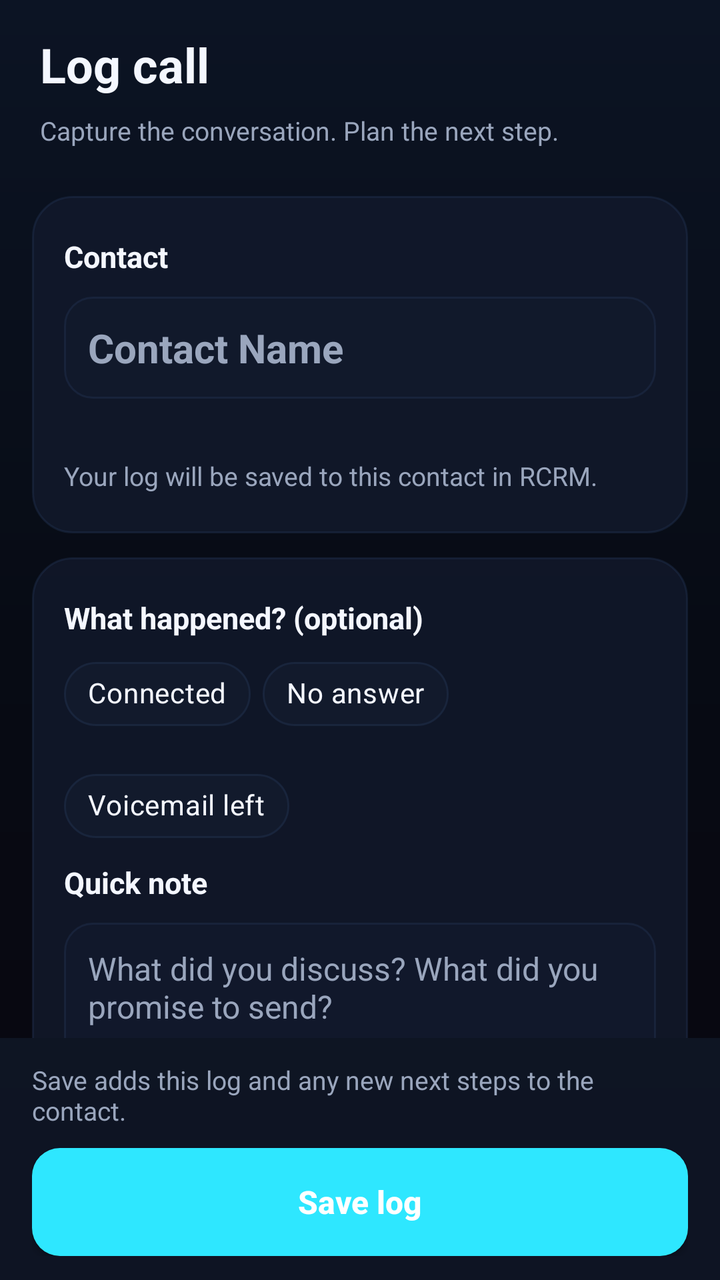
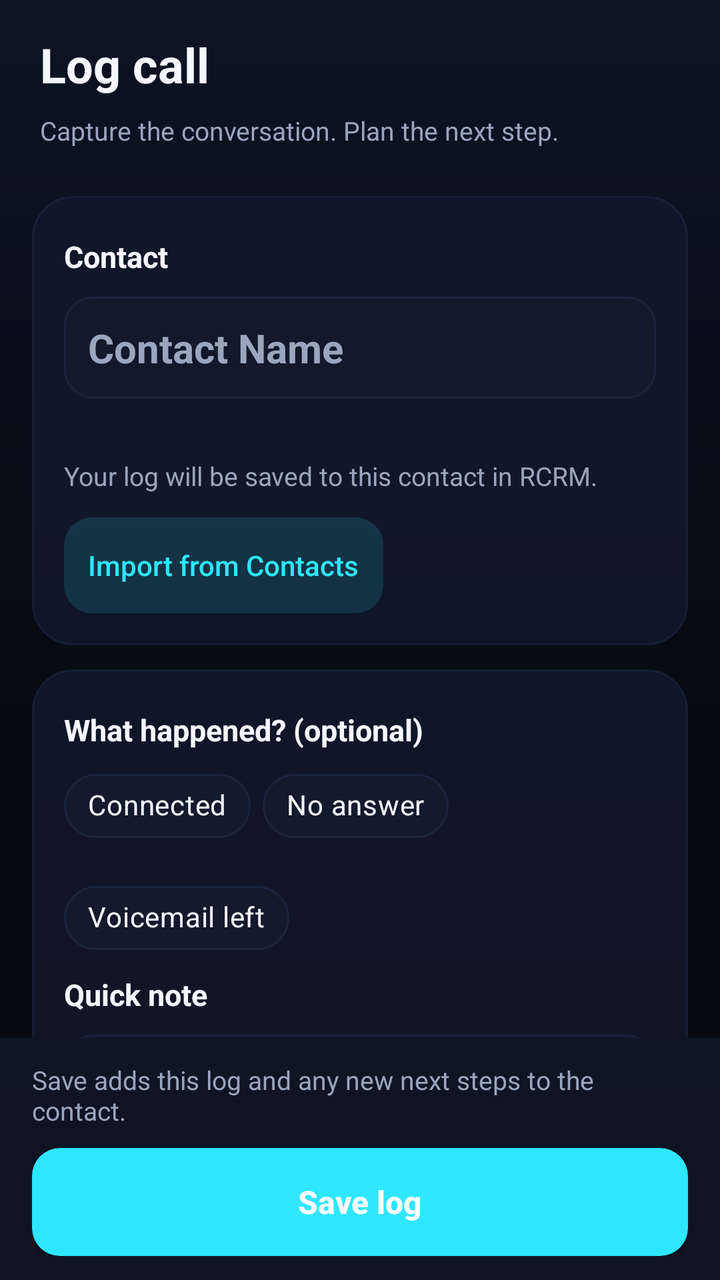

Screens rendered from an Android XML layout before and after an edit, with the pre-edit source and the edit as a unified diff.
<!-- AndroidManifest.xml: activity theme Theme.RCRM -->
<!-- res/layout/activity_smart_log.xml -->
<?xml version="1.0" encoding="utf-8"?>
<LinearLayout xmlns:android="http://schemas.android.com/apk/res/android"
    xmlns:app="http://schemas.android.com/apk/res-auto"
    android:id="@+id/smartLogRoot" android:layout_width="match_parent"
    android:layout_height="match_parent" android:orientation="vertical" android:background="@drawable/bg_space_gradient">
    <LinearLayout android:layout_width="match_parent" android:layout_height="wrap_content"
        android:orientation="vertical" android:paddingHorizontal="20dp" android:paddingTop="12dp" android:paddingBottom="8dp">
        <TextView style="@style/SmartLogTitle" android:text="@string/sl_title" />
        <TextView style="@style/SmartLogBody" android:text="@string/sl_subtitle" />
    </LinearLayout>
    <androidx.core.widget.NestedScrollView android:id="@+id/smartLogScroll"
        android:layout_width="match_parent" android:layout_height="0dp" android:layout_weight="1"
        android:fillViewport="true" android:clipToPadding="false">
        <LinearLayout android:layout_width="match_parent" android:layout_height="wrap_content"
            android:orientation="vertical" android:paddingHorizontal="16dp" android:paddingBottom="16dp">
            <LinearLayout style="@style/SmartLogCard">
                <TextView style="@style/SmartLogLabel" android:text="@string/sl_contact" />
                <EditText android:id="@+id/etContactName" style="@style/SmartLogInput"
                    android:hint="@string/hint_contact_name" android:inputType="textCapWords|textPersonName"
                    android:textSize="20sp" android:textStyle="bold" android:imeOptions="actionNext" />
                <TextView android:id="@+id/tvLogPhoneNumber" style="@style/SmartLogBody" android:textIsSelectable="true" />
                <TextView android:id="@+id/tvSmartContactStatus" style="@style/SmartLogBody" android:text="@string/sl_contact_hint" />
            </LinearLayout>
            <LinearLayout style="@style/SmartLogCard">
                <TextView style="@style/SmartLogLabel" android:text="@string/sl_outcome" />
                <com.google.android.material.chip.ChipGroup android:id="@+id/chipSmartOutcome"
                    android:layout_width="match_parent" android:layout_height="wrap_content"
                    app:singleSelection="true" app:chipSpacingHorizontal="6dp">
                    <com.google.android.material.chip.Chip android:id="@+id/chipSmartConnected" style="@style/SmartLogChip" android:text="@string/sl_connected" />
                    <com.google.android.material.chip.Chip android:id="@+id/chipSmartNoAnswer" style="@style/SmartLogChip" android:text="@string/sl_no_answer" />
                    <com.google.android.material.chip.Chip android:id="@+id/chipSmartVoicemail" style="@style/SmartLogChip" android:text="@string/sl_voicemail" />
                </com.google.android.material.chip.ChipGroup>
                <TextView android:id="@+id/tvSmartNoteLabel" style="@style/SmartLogLabel" android:text="@string/sl_note" android:labelFor="@id/etQuickNote" />
                <EditText android:id="@+id/etQuickNote" style="@style/SmartLogInput" android:hint="@string/sl_note_hint"
                    android:inputType="textCapSentences|textMultiLine" android:gravity="top" android:minLines="3"
                    android:maxLines="8" android:imeOptions="flagNoExtractUi" />
                <Button android:id="@+id/btnDictateSmartNote" style="@style/SmartLogButton" android:text="@string/sl_dictate" />
                <Button android:id="@+id/btnPolishNote" style="@style/SmartLogButton" android:text="@string/polish_note" />
            </LinearLayout>
            <LinearLayout style="@style/SmartLogCard">
                <TextView style="@style/SmartLogLabel" android:text="@string/sl_next_step" />
                <TextView style="@style/SmartLogBody" android:text="@string/sl_next_hint" />
                <LinearLayout android:layout_width="match_parent" android:layout_height="wrap_content" android:orientation="horizontal">
                    <Button android:id="@+id/btn7pmToday" style="@style/SmartLogButton" android:text="@string/sl_today" android:layout_width="0dp" android:layout_weight="1"/>
                    <Button android:id="@+id/btn7pmTomorrow" style="@style/SmartLogButton" android:text="@string/sl_tomorrow" android:layout_width="0dp" android:layout_weight="1" android:layout_marginStart="6dp"/>
                </LinearLayout>
                <LinearLayout android:layout_width="match_parent" android:layout_height="wrap_content" android:orientation="horizontal">
                    <Button android:id="@+id/btnScheduleCustom" style="@style/SmartLogButton" android:text="@string/sl_pick_date" android:layout_width="0dp" android:layout_weight="1"/>
                    <Button android:id="@+id/btnMoreSmartDates" style="@style/SmartLogButton" android:text="@string/sl_more_dates" android:layout_width="0dp" android:layout_weight="1" android:layout_marginStart="6dp"/>
                </LinearLayout>
                <LinearLayout android:id="@+id/containerSmartDates" android:layout_width="match_parent" android:layout_height="wrap_content" android:orientation="vertical" android:visibility="gone">
                    <Button android:id="@+id/btnPlus1Week" style="@style/SmartLogButton" android:text="@string/sl_week" />
                    <Button android:id="@+id/btnPlus2Weeks" style="@style/SmartLogButton" android:text="@string/sl_two_weeks" />
                    <Button android:id="@+id/btnPlus1Month" style="@style/SmartLogButton" android:text="@string/sl_month" />
                </LinearLayout>
                <TextView android:id="@+id/tvSmartNextSummary" style="@style/SmartLogBody" android:text="@string/sl_no_reminder" android:accessibilityLiveRegion="polite" />
                <LinearLayout android:id="@+id/containerSmartReminder" android:layout_width="match_parent" android:layout_height="wrap_content" android:orientation="vertical" android:visibility="gone">
                    <TextView style="@style/SmartLogLabel" android:text="@string/sl_action_title" android:labelFor="@id/etSmartActionTitle" />
                    <EditText android:id="@+id/etSmartActionTitle" style="@style/SmartLogInput" android:hint="@string/sl_action_hint" android:inputType="textCapSentences" android:imeOptions="actionDone" />
                    <com.google.android.material.chip.ChipGroup android:id="@+id/chipSmartActionType" android:layout_width="match_parent" android:layout_height="wrap_content" app:singleSelection="true" app:selectionRequired="true" app:checkedChip="@id/chipSmartCall" app:chipSpacingHorizontal="6dp">
                        <com.google.android.material.chip.Chip android:id="@+id/chipSmartCall" style="@style/SmartLogChip" android:text="@string/sl_call" /><com.google.android.material.chip.Chip android:id="@+id/chipSmartText" style="@style/SmartLogChip" android:text="@string/sl_text" /><com.google.android.material.chip.Chip android:id="@+id/chipSmartTodo" style="@style/SmartLogChip" android:text="@string/sl_task" />
                    </com.google.android.material.chip.ChipGroup>
                    <Button android:id="@+id/btnClearSmartReminder" style="@style/SmartLogButton" android:text="@string/sl_clear_reminder" />
                </LinearLayout>
                <Button android:id="@+id/btnMarkAppointment" style="@style/SmartLogButton" android:text="@string/sl_appointment" />
                <TextView android:id="@+id/tvSmartAppointmentSummary" style="@style/SmartLogBody" android:visibility="gone" android:accessibilityLiveRegion="polite" />
                <Button android:id="@+id/btnClearSmartAppointment" style="@style/SmartLogButton" android:text="@string/sl_clear_appointment" android:visibility="gone"/>
            </LinearLayout>
            <LinearLayout style="@style/SmartLogDisclosureCard">
                <LinearLayout android:id="@+id/headerAdvancedLogging" style="@style/SmartLogDisclosure">
                    <TextView style="@style/SmartLogLabel" android:layout_width="0dp" android:layout_weight="1" android:text="@string/sl_details" />
                    <TextView android:id="@+id/tvToggleAdvanced"
                        android:layout_width="wrap_content"
                        android:layout_height="wrap_content"
                        android:textSize="12sp"
                        android:textStyle="bold"
                        android:textColor="#2EE7FF"
                        android:paddingHorizontal="10dp"
                        android:paddingVertical="4dp"
                        android:background="@drawable/bg_tab_container_pill"
                        android:text="@string/sl_show" />
                </LinearLayout>
                <LinearLayout xmlns:android="http://schemas.android.com/apk/res/android" xmlns:app="http://schemas.android.com/apk/res-auto" xmlns:tools="http://schemas.android.com/tools" android:id="@+id/containerAdvancedLogging" android:layout_width="match_parent" android:layout_height="wrap_content" android:orientation="vertical" android:visibility="gone" android:layout_marginTop="8dp">

                <Button android:id="@+id/btnScanCardSmartLog" android:layout_width="match_parent" android:layout_height="wrap_content" android:text="@string/sl_scan_card" android:textColor="#2EE7FF" android:background="@drawable/bg_neon_cyan_button" app:backgroundTint="@null" android:minHeight="48dp"/>
                <EditText android:id="@+id/etContactEmail" android:layout_width="match_parent" android:layout_height="wrap_content" android:hint="Email Address" android:inputType="textEmailAddress" android:layout_marginTop="8dp" android:importantForAutofill="no" android:minHeight="48dp" android:textColor="#F2F5FA" android:textColorHint="#9AA6BD"/>

                <EditText android:id="@+id/etContactAddress" android:layout_width="match_parent" android:layout_height="wrap_content" android:hint="Address" android:inputType="textPostalAddress" android:layout_marginTop="8dp" android:minHeight="48dp" android:textColor="#F2F5FA" android:textColorHint="#9AA6BD"/>

                <EditText android:id="@+id/etContactCompany" android:layout_width="match_parent" android:layout_height="wrap_content" android:hint="Company" android:inputType="textCapWords" android:layout_marginTop="8dp" android:importantForAutofill="no" android:minHeight="48dp" android:textColor="#F2F5FA" android:textColorHint="#9AA6BD"/>

                <EditText android:id="@+id/etContactJobTitle" android:layout_width="match_parent" android:layout_height="wrap_content" android:hint="Job Title" android:inputType="textCapWords" android:layout_marginTop="8dp" android:importantForAutofill="no" android:minHeight="48dp" android:textColor="#F2F5FA" android:textColorHint="#9AA6BD"/>

                <TextView android:layout_width="wrap_content" android:layout_height="wrap_content" android:layout_marginTop="16dp" android:text="@string/label_category" android:textStyle="bold" android:textColor="@color/textColorSecondary" android:textSize="12sp"/>

                <LinearLayout android:layout_width="match_parent" android:layout_height="wrap_content" android:orientation="vertical">
                    <CheckBox android:id="@+id/cbRecruit" android:layout_width="wrap_content" android:layout_height="wrap_content" android:text="@string/category_recruit" android:minHeight="48dp"/>
                    <CheckBox android:id="@+id/cbProspect" android:layout_width="wrap_content" android:layout_height="wrap_content" android:text="@string/category_prospect" android:minHeight="48dp"/>
                    <CheckBox android:id="@+id/cbClient" android:layout_width="wrap_content" android:layout_height="wrap_content" android:text="@string/category_client" android:minHeight="48dp"/>
                </LinearLayout>

                <LinearLayout android:id="@+id/clientSubCategoryLayout" android:layout_width="match_parent" android:layout_height="wrap_content" android:orientation="horizontal" android:visibility="gone" android:layout_marginStart="16dp">
                    <CheckBox android:id="@+id/cbInvestment" android:layout_width="wrap_content" android:layout_height="wrap_content" android:text="Investment" android:minHeight="48dp"/>
                    <CheckBox android:id="@+id/cbLifeInsurance" android:layout_width="wrap_content" android:layout_height="wrap_content" android:text="Life Insurance" android:minHeight="48dp"/>
                </LinearLayout>

                <com.google.android.material.card.MaterialCardView android:id="@+id/cardLifeInsuranceDetails" android:layout_width="match_parent" android:layout_height="wrap_content" android:layout_marginTop="8dp" android:visibility="gone" app:cardBackgroundColor="#CC121A2C" app:strokeColor="@color/dividerColor" app:strokeWidth="1dp" app:cardCornerRadius="16dp" app:cardElevation="0dp">
                    <LinearLayout android:layout_width="match_parent" android:layout_height="wrap_content" android:orientation="vertical" android:padding="12dp">
                        <TextView android:layout_width="wrap_content" android:layout_height="wrap_content" android:text="🛡️ Life Insurance Policy Details" android:textStyle="bold" android:textColor="?attr/colorOnSurfaceVariant" android:layout_marginBottom="8dp"/>
                        <Spinner android:id="@+id/spinnerInsPolicyType" android:layout_width="match_parent" android:layout_height="wrap_content" android:entries="@array/ins_policy_types" android:layout_marginBottom="8dp" android:minHeight="48dp"/>
                        <Spinner android:id="@+id/spinnerInsStatus" android:layout_width="match_parent" android:layout_height="wrap_content" android:entries="@array/ins_underwriting_status" android:layout_marginBottom="8dp" android:minHeight="48dp"/>
                        <EditText android:id="@+id/editInsCarrier" android:layout_width="match_parent" android:layout_height="wrap_content" android:hint="Carrier (e.g., Primerica Life)" android:inputType="text" android:layout_marginBottom="8dp" android:minHeight="48dp" android:textColor="#F2F5FA" android:textColorHint="#9AA6BD"/>
                        <EditText android:id="@+id/editInsPolicyNumber" android:layout_width="match_parent" android:layout_height="wrap_content" android:hint="Policy Number" android:inputType="text" android:layout_marginBottom="8dp" android:minHeight="48dp" android:textColor="#F2F5FA" android:textColorHint="#9AA6BD"/>
                        <LinearLayout android:layout_width="match_parent" android:layout_height="wrap_content" android:orientation="horizontal" android:layout_marginBottom="8dp">
                            <EditText android:id="@+id/editInsFaceAmount" android:layout_width="0dp" android:layout_weight="1" android:layout_height="wrap_content" android:hint="Face Amount ($)" android:inputType="text" android:layout_marginEnd="4dp" android:minHeight="48dp" android:textColor="#F2F5FA" android:textColorHint="#9AA6BD"/>
                            <EditText android:id="@+id/editInsMonthlyPremium" android:layout_width="0dp" android:layout_weight="1" android:layout_height="wrap_content" android:hint="Monthly Premium ($)" android:inputType="text" android:layout_marginStart="4dp" android:minHeight="48dp" android:textColor="#F2F5FA" android:textColorHint="#9AA6BD"/>
                        </LinearLayout>
                        <EditText android:id="@+id/editInsBeneficiaries" android:layout_width="match_parent" android:layout_height="wrap_content" android:hint="Primary / Contingent Beneficiaries" android:inputType="text" android:layout_marginBottom="8dp" android:minHeight="48dp" android:textColor="#F2F5FA" android:textColorHint="#9AA6BD"/>
                        <LinearLayout android:layout_width="match_parent" android:layout_height="wrap_content" android:orientation="horizontal" android:gravity="center_vertical">
                            <TextView android:id="@+id/tvInsRenewalDate" android:layout_width="0dp" android:layout_weight="1" android:layout_height="wrap_content" android:text="Annual Review / Issue Date: None" android:textSize="12sp" android:textColor="?attr/colorOnSurfaceVariant"/>
                            <Button android:id="@+id/btnSetInsRenewalDate" style="@style/Widget.MaterialComponents.Button.TextButton" android:layout_width="wrap_content" android:layout_height="wrap_content" android:text="📅 Set Issue/Review Date" android:textAllCaps="false" android:textColor="@color/colorPrimary" android:padding="0dp" android:minWidth="0dp" android:minHeight="0dp"/>
                        </LinearLayout>
                    </LinearLayout>
                </com.google.android.material.card.MaterialCardView>

                <com.google.android.material.card.MaterialCardView android:id="@+id/cardInvestmentDetails" android:layout_width="match_parent" android:layout_height="wrap_content" android:layout_marginTop="8dp" android:visibility="gone" app:cardBackgroundColor="#CC121A2C" app:strokeColor="@color/dividerColor" app:strokeWidth="1dp" app:cardCornerRadius="16dp" app:cardElevation="0dp">
                    <LinearLayout android:layout_width="match_parent" android:layout_height="wrap_content" android:orientation="vertical" android:padding="12dp">
                        <TextView android:layout_width="wrap_content" android:layout_height="wrap_content" android:text="📈 Investment &amp; Retirement Account" android:textStyle="bold" android:textColor="?attr/colorOnSurfaceVariant" android:layout_marginBottom="8dp"/>
                        <Spinner android:id="@+id/spinnerInvAccountType" android:layout_width="match_parent" android:layout_height="wrap_content" android:entries="@array/inv_account_types" android:layout_marginBottom="8dp" android:minHeight="48dp"/>
                        <Spinner android:id="@+id/spinnerInvStatus" android:layout_width="match_parent" android:layout_height="wrap_content" android:entries="@array/inv_account_status" android:layout_marginBottom="8dp" android:minHeight="48dp"/>
                        <EditText android:id="@+id/editInvPlatform" android:layout_width="match_parent" android:layout_height="wrap_content" android:hint="Platform / Fund Family (e.g., PFSI, American Funds)" android:inputType="text" android:layout_marginBottom="8dp" android:minHeight="48dp" android:textColor="#F2F5FA" android:textColorHint="#9AA6BD"/>
                        <LinearLayout android:layout_width="match_parent" android:layout_height="wrap_content" android:orientation="horizontal">
                            <EditText android:id="@+id/editInvLumpSum" android:layout_width="0dp" android:layout_weight="1" android:layout_height="wrap_content" android:hint="Rollover / Initial ($)" android:inputType="text" android:layout_marginEnd="4dp" android:minHeight="48dp" android:textColor="#F2F5FA" android:textColorHint="#9AA6BD"/>
                            <EditText android:id="@+id/editInvMonthlyContribution" android:layout_width="0dp" android:layout_weight="1" android:layout_height="wrap_content" android:hint="Monthly PAC ($/mo)" android:inputType="text" android:layout_marginStart="4dp" android:minHeight="48dp" android:textColor="#F2F5FA" android:textColorHint="#9AA6BD"/>
                        </LinearLayout>
                    </LinearLayout>
                </com.google.android.material.card.MaterialCardView>

                <TextView android:layout_width="wrap_content" android:layout_height="wrap_content" android:layout_marginTop="16dp" android:text="Target Market" android:textStyle="bold" android:textColor="@color/textColorSecondary" android:textSize="12sp"/>

                <LinearLayout android:layout_width="match_parent" android:layout_height="wrap_content" android:orientation="vertical">
                    <CheckBox android:id="@+id/cbTmMarried" android:layout_width="wrap_content" android:layout_height="wrap_content" android:text="Married" android:minHeight="48dp"/>
                    <CheckBox android:id="@+id/cbTmAge" android:layout_width="wrap_content" android:layout_height="wrap_content" android:text="Age 25-55" android:minHeight="48dp"/>
                    <CheckBox android:id="@+id/cbTmChildren" android:layout_width="wrap_content" android:layout_height="wrap_content" android:text="Children" android:minHeight="48dp"/>
                    <CheckBox android:id="@+id/cbTmHomeowner" android:layout_width="wrap_content" android:layout_height="wrap_content" android:text="Homeowner" android:minHeight="48dp"/>
                    <CheckBox android:id="@+id/cbTmOccupation" android:layout_width="wrap_content" android:layout_height="wrap_content" android:text="Occupation" android:minHeight="48dp"/>
                </LinearLayout>

            </LinearLayout>


            </LinearLayout>
            <LinearLayout style="@style/SmartLogDisclosureCard">
                <LinearLayout android:id="@+id/headerSmsIntro" style="@style/SmartLogDisclosure">
                    <TextView style="@style/SmartLogLabel" android:layout_width="0dp" android:layout_weight="1" android:text="@string/sl_sms" />
                    <TextView android:id="@+id/tvToggleSms"
                        android:layout_width="wrap_content"
                        android:layout_height="wrap_content"
                        android:textSize="12sp"
                        android:textStyle="bold"
                        android:textColor="#2EE7FF"
                        android:paddingHorizontal="10dp"
                        android:paddingVertical="4dp"
                        android:background="@drawable/bg_tab_container_pill"
                        android:text="@string/sl_show" />
                </LinearLayout>
                <LinearLayout xmlns:android="http://schemas.android.com/apk/res/android" xmlns:app="http://schemas.android.com/apk/res-auto" xmlns:tools="http://schemas.android.com/tools" android:id="@+id/containerSmsIntro" android:layout_width="match_parent" android:layout_height="wrap_content" android:orientation="vertical" android:visibility="gone" android:layout_marginTop="8dp">

                <LinearLayout android:layout_width="match_parent" android:layout_height="wrap_content" android:orientation="vertical">

                <TextView android:id="@+id/tvIntroTextLabel" android:layout_width="match_parent" android:layout_height="wrap_content" android:text="@string/label_quick_intro_sms" android:textColor="@color/textColorSecondary" android:textSize="12sp" android:textStyle="bold"/>

                <Button android:id="@+id/btnDefaultIntro" style="?android:attr/borderlessButtonStyle" android:layout_width="match_parent" android:layout_height="wrap_content" android:text="@string/btn_use_default" android:textColor="@color/colorPrimary" android:textSize="12sp" android:textAllCaps="false" android:minWidth="0dp" android:paddingHorizontal="8dp" android:minHeight="48dp"/>

                <Button android:id="@+id/btnManagePresets" style="?android:attr/borderlessButtonStyle" android:layout_width="match_parent" android:layout_height="wrap_content" android:minWidth="0dp" android:minHeight="48dp" android:text="@string/btn_presets_dropdown" android:textColor="@color/colorPrimary" android:textSize="12sp"/>
            </LinearLayout>

            <com.google.android.material.card.MaterialCardView android:layout_width="match_parent" android:layout_height="wrap_content" android:layout_marginTop="4dp" app:cardBackgroundColor="#CC121A2C" app:strokeColor="@color/dividerColor" app:strokeWidth="1dp" app:cardCornerRadius="14dp" app:cardElevation="0dp">

                <EditText android:id="@+id/etIntroText" android:layout_width="match_parent" android:layout_height="wrap_content" android:autofillHints="message" android:background="@android:color/transparent" android:gravity="top" android:inputType="textMultiLine" android:minHeight="48dp" android:padding="12dp" android:textSize="14sp"/>
            </com.google.android.material.card.MaterialCardView>

                <Button android:id="@+id/btnAIGenerate" android:layout_width="match_parent" android:layout_height="54dp" android:layout_marginTop="12dp" android:text="✨ AI Draft" android:textColor="#FFB3D0" android:background="@drawable/bg_neon_purple_button" app:backgroundTint="@null" android:minHeight="48dp"/>

                <Button android:id="@+id/btnSendIntroAction" android:layout_width="match_parent" android:layout_height="54dp" android:layout_marginTop="8dp" android:background="@drawable/bg_neon_cyan_button" app:backgroundTint="@null" android:text="@string/sl_save_text" android:textColor="#2EE7FF" android:textStyle="bold" android:minHeight="48dp"/>
            </LinearLayout>


            </LinearLayout>
            <LinearLayout
                android:layout_width="match_parent"
                android:layout_height="wrap_content"
                android:orientation="horizontal"
                android:layout_marginTop="8dp">
                <Button
                    android:id="@+id/btnSkipPersonal"
                    style="?android:attr/borderlessButtonStyle"
                    android:layout_width="0dp"
                    android:layout_weight="1"
                    android:layout_height="44dp"
                    android:text="@string/sl_skip"
                    android:textColor="#9AA6BD"
                    android:textSize="13sp"
                    android:textAllCaps="false" />
                <Button
                    android:id="@+id/btnIgnoreCallLog"
                    style="?android:attr/borderlessButtonStyle"
                    android:layout_width="0dp"
                    android:layout_weight="1"
                    android:layout_height="44dp"
                    android:text="@string/sl_ignore"
                    android:textColor="#9AA6BD"
                    android:textSize="13sp"
                    android:textAllCaps="false" />
            </LinearLayout>
        </LinearLayout>
    </androidx.core.widget.NestedScrollView>
    <LinearLayout android:id="@+id/bottomActionContainer" android:layout_width="match_parent" android:layout_height="wrap_content" android:orientation="vertical" android:background="#CC101828" android:paddingHorizontal="16dp" android:paddingBottom="12dp" android:paddingTop="8dp">
        <TextView android:id="@+id/tvSmartSaveError" style="@style/SmartLogBody" android:textColor="#FFB4AB" android:visibility="gone" android:accessibilityLiveRegion="assertive" />
        <TextView style="@style/SmartLogBody" android:text="@string/sl_save_hint" />
        <Button android:id="@+id/btnSaveLeadAction" style="@style/SmartLogPrimaryButton" android:text="@string/sl_save" />
    </LinearLayout>
</LinearLayout>
<!-- resources referenced by this layout -->
<resources>
  <color name="colorPrimary">#FF4C8DFF</color>
  <color name="dividerColor">#66243656</color>
  <color name="textColorSecondary">#FF9AA6BD</color>
  <string name="btn_presets_dropdown">Presets ▾</string>
  <string name="btn_use_default">Use Default</string>
  <string name="category_client">Client</string>
  <string name="category_prospect">Prospect</string>
  <string name="category_recruit">Recruit</string>
  <string name="hint_contact_name">Contact Name</string>
  <string name="label_category">Category</string>
  <string name="label_quick_intro_sms">Quick Intro SMS</string>
  <string name="polish_note">✨ Polish note</string>
  <string name="sl_action_hint">For example: Send the requested information</string>
  <string name="sl_action_title">Reminder title</string>
  <string name="sl_appointment">Schedule appointment</string>
  <string name="sl_call">Call</string>
  <string name="sl_clear_appointment">Remove new appointment</string>
  <string name="sl_clear_reminder">Remove new follow-up</string>
  <string name="sl_connected">Connected</string>
  <string name="sl_contact">Contact</string>
  <string name="sl_contact_hint">Your log will be saved to this contact in RCRM.</string>
  <string name="sl_details">Contact details &amp; categories</string>
  <string name="sl_dictate">Dictate note</string>
  <string name="sl_ignore">Stop showing logs for this number</string>
  <string name="sl_month">In 1 month</string>
  <string name="sl_more_dates">More dates</string>
  <string name="sl_next_hint">Add a follow-up or appointment when you need one.</string>
  <string name="sl_next_step">What happens next?</string>
  <string name="sl_no_answer">No answer</string>
  <string name="sl_no_reminder">No new follow-up selected. Existing reminders stay as they are.</string>
  <string name="sl_note">Quick note</string>
  <string name="sl_note_hint">What did you discuss? What did you promise to send?</string>
  <string name="sl_outcome">What happened? (optional)</string>
  <string name="sl_pick_date">Pick date &amp; time</string>
  <string name="sl_save">Save log</string>
  <string name="sl_save_hint">Save adds this log and any new next steps to the contact.</string>
  <string name="sl_save_text">Save log &amp; open text</string>
  <string name="sl_scan_card">Scan business card</string>
  <string name="sl_show">Show ▾</string>
  <string name="sl_skip">Skip this call</string>
  <string name="sl_sms">Optional follow-up text</string>
  <string name="sl_subtitle">Capture the conversation. Plan the next step.</string>
  <string name="sl_task">Task</string>
  <string name="sl_text">Text</string>
  <string name="sl_title">Log call</string>
  <string name="sl_today">Today</string>
  <string name="sl_tomorrow">Tomorrow</string>
  <string name="sl_two_weeks">In 2 weeks</string>
  <string name="sl_voicemail">Voicemail left</string>
  <string name="sl_week">In 1 week</string>
  <style name="SmartLogTitle" parent="SmartLogLabel"><item name="android:textSize">24sp</item></style>
  <style name="Theme.RCRM" parent="Base.Theme.RCRM" />
  <color name="surfaceGlass">#CC121A2C</color>
  <color name="colorInfo">#FF2EE7FF</color>
  <color name="white">#FFFFFFFF</color>
  <color name="textColorPrimary">#FFF4F7FF</color>
  <color name="black">#FF000000</color>
  <color name="colorSuccess">#FF3DFF9A</color>
  <color name="colorDanger">#FFFF5B7A</color>
  <color name="backgroundColor">#FF070B14</color>
  <color name="surfaceColor">#FF121A2C</color>
  <style name="Widget.RCRM.PopupMenu" parent="Widget.Material3.PopupMenu">
          <item name="android:popupBackground">@color/surfaceColor</item>
      </style>
  <style name="Widget.RCRM.PopupMenu.List" parent="Widget.Material3.PopupMenu.ListPopupWindow">
          <item name="android:popupBackground">@color/surfaceColor</item>
      </style>
  <!-- unchanged entries left out for length: 28 -->
</resources>

<!-- the commit's change to res/layout/activity_smart_log.xml (unified diff, before → after) -->
@@ -20,6 +20,15 @@
                     android:textSize="20sp" android:textStyle="bold" android:imeOptions="actionNext" />
                 <TextView android:id="@+id/tvLogPhoneNumber" style="@style/SmartLogBody" android:textIsSelectable="true" />
                 <TextView android:id="@+id/tvSmartContactStatus" style="@style/SmartLogBody" android:text="@string/sl_contact_hint" />
+                <Button
+                    android:id="@+id/btnImportContact"
+                    style="@style/SmartLogButton"
+                    android:layout_width="wrap_content"
+                    android:layout_height="wrap_content"
+                    android:layout_marginTop="8dp"
+                    android:text="@string/sl_import_contact"
+                    android:background="@drawable/bg_neon_cyan_button"
+                    app:backgroundTint="@null" />
             </LinearLayout>
             <LinearLayout style="@style/SmartLogCard">
                 <TextView style="@style/SmartLogLabel" android:text="@string/sl_outcome" />
<!-- resource entries referenced after the edit -->
@@ -24,6 +24,7 @@
   <string name="sl_details">Contact details &amp; categories</string>
   <string name="sl_dictate">Dictate note</string>
   <string name="sl_ignore">Stop showing logs for this number</string>
+  <string name="sl_import_contact">Import from Contacts</string>
   <string name="sl_month">In 1 month</string>
   <string name="sl_more_dates">More dates</string>
   <string name="sl_next_hint">Add a follow-up or appointment when you need one.</string>
